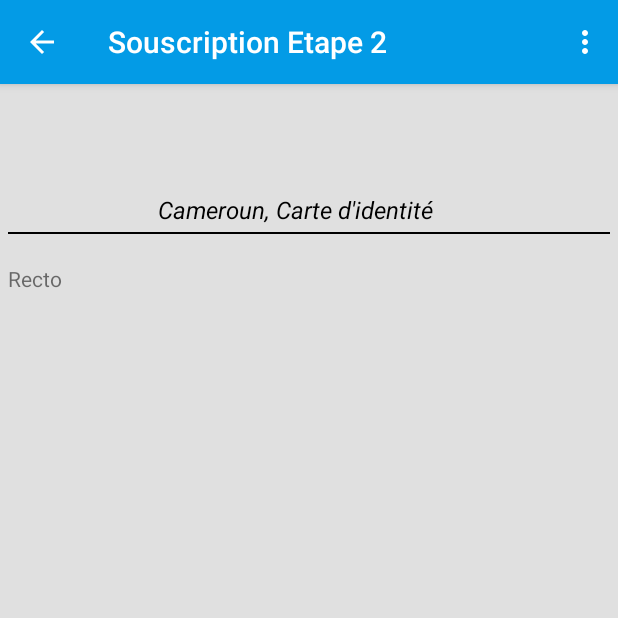
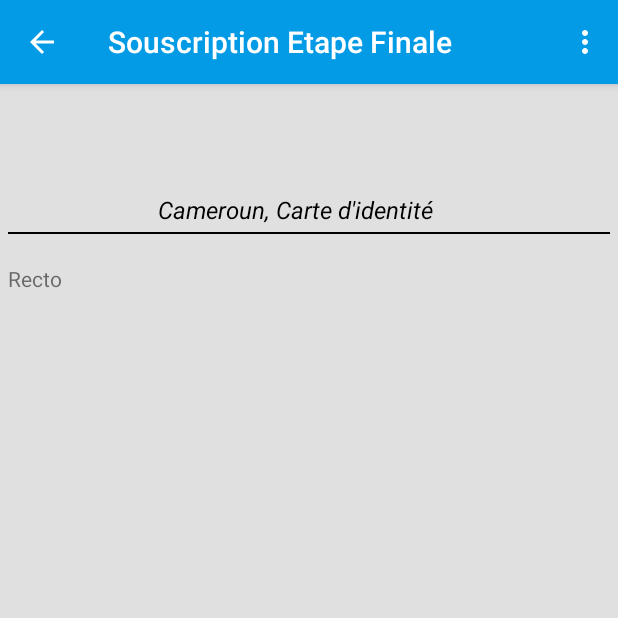
Before and after one commit to bertin-dev/SMOPAYE_MOBILE, an Android app: the SouscriptionUploadIMGidCard screen opened directly, with no data from a screen before it, on a phone screen of 412 x 824 dp, the top half of it. Run offline under Robolectric (Android 15) with nearby library versions, the phone set to English and light mode, and no system bars; 3 statements that could not run were skipped.

Commit message:
ajout du bouton souscription dans le login

```diff
--- a/app/src/main/java/com/ezpass/smopaye_mobile/vuesUtilisateur/SouscriptionUploadIMGidCard.java
+++ b/app/src/main/java/com/ezpass/smopaye_mobile/vuesUtilisateur/SouscriptionUploadIMGidCard.java
@@ -81,7 +81,7 @@ public class SouscriptionUploadIMGidCard extends AppCompatActivity {
         setContentView(R.layout.activity_souscription_upload_imgid_card);
 
 
-        getSupportActionBar().setTitle("Souscription Etape 2");
+        getSupportActionBar().setTitle("Souscription Etape Finale");
         getSupportActionBar().setDisplayHomeAsUpEnabled(true);
         getSupportActionBar().setDisplayShowHomeEnabled(true);
 
--- a/app/src/main/res/layout/activity_souscription_upload_imgid_card.xml
+++ b/app/src/main/res/layout/activity_souscription_upload_imgid_card.xml
@@ -145,14 +145,14 @@
             <LinearLayout
                 android:layout_width="fill_parent"
                 android:layout_height="wrap_content"
-                android:orientation="horizontal"
-                android:gravity="right">
+                android:orientation="horizontal">
 
                 <Button
                     android:layout_width="200dp"
                     android:layout_height="wrap_content"
                     android:text="@string/terminer"
                     android:textColor="#FFF"
+                    android:gravity="center"
                     android:background="@color/colorPrimary"
                     android:id="@+id/buttonUpload"
                     android:visibility="gone"/>
--- a/app/src/main/res/values/strings.xml
+++ b/app/src/main/res/values/strings.xml
@@ -19,7 +19,7 @@
 
     <string name="telephone">Téléphone</string>
     <string name="mdp">Mot de Passe</string>
-    <string name="connexion">Se connecter</string>
+    <string name="connexion">Connexion</string>
     <string name="forget">Tu as oublié ton mot de passe ?</string>
 
 
```
Also changed, not shown: app/src/main/java/com/ezpass/smopaye_mobile/Login.java (+10 -2 lines), app/src/main/res/layout/activity_login.xml (+14 -0 lines).
